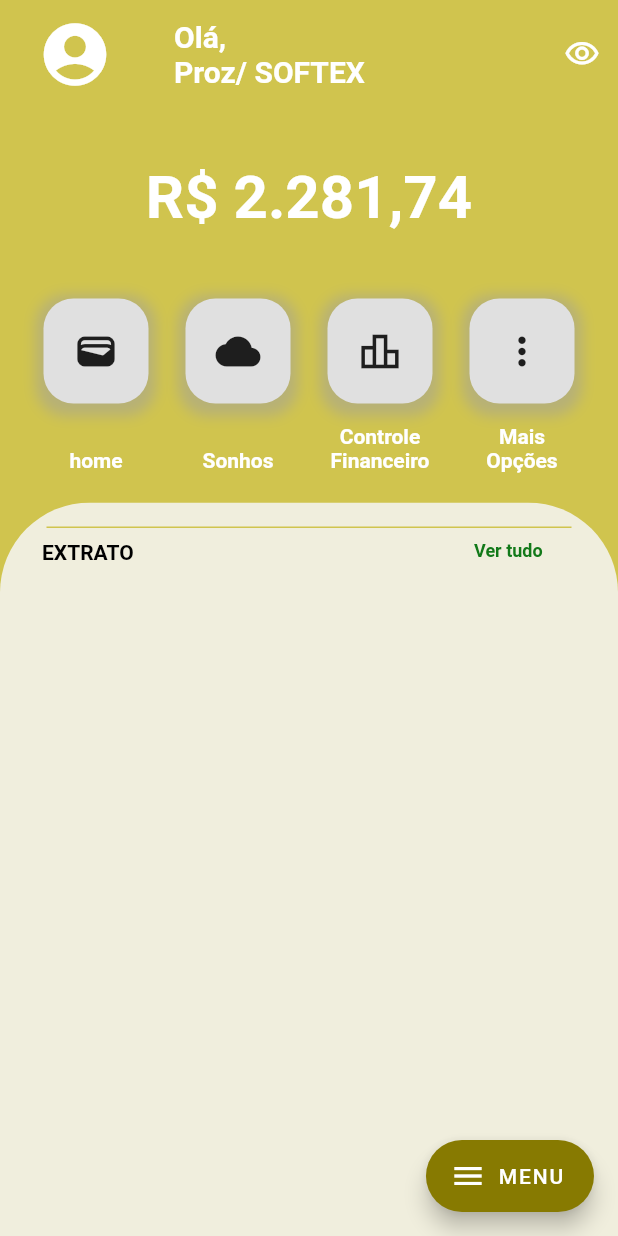
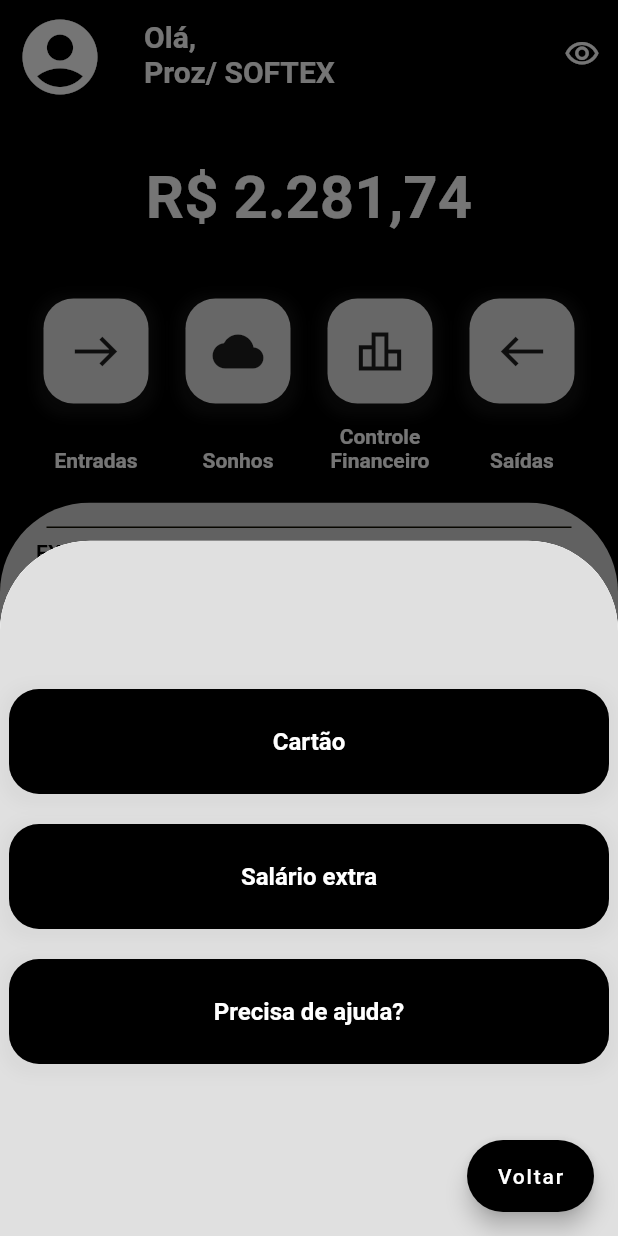
Before and after one commit to proz-tecnologia/PIT03GP01, a Flutter app: the screen it shows after launch, after a tap on "MENU", on a phone screen of 412 x 824 dp. Run offline on Flutter 3.47's test engine with Material 2 defaults, Android fonts, the phone set to English and light mode, and no system bars.

Commit message:
FAB MENU

```diff
--- a/lib/Util/routes.dart
+++ b/lib/Util/routes.dart
@@ -1,5 +1,3 @@
-import 'dart:js';
-
 import 'package:srminhaeiro/ui/pages/homePage/appBarConfig/initialPageBar.dart';
 
 getRoutes() {
--- /dev/null
+++ b/lib/ui/pages/homePage/appBarConfig/appBarPage.dart
@@ -0,0 +1,30 @@
+import 'package:flutter/material.dart';
+import 'package:srminhaeiro/widgets/TextsAndStrings.dart';
+
+class AppBarSliver extends StatelessWidget {
+  const AppBarSliver({
+    Key? key,
+  }) : super(key: key);
+
+  @override
+  Widget build(BuildContext context) {
+    return SliverAppBar(
+        elevation: 20,
+        leadingWidth: 80,
+        title: GeneralTexts.Home_page_title,
+        backgroundColor: Colors.black,
+        leading: const Icon(
+          Icons.account_circle,
+          color: Colors.white,
+          size: 60,
+        ),
+        expandedHeight: 100,
+        flexibleSpace: const FlexibleSpaceBar(),
+        actions: [
+          IconButton(
+              onPressed: () {}, icon: const Icon(Icons.visibility_outlined))
+        ],
+        actionsIconTheme:
+            const IconThemeData(color: Colors.white, opacity: 40));
+  }
+}
--- a/lib/ui/pages/homePage/appBarConfig/balanceValue.dart
+++ b/lib/ui/pages/homePage/appBarConfig/balanceValue.dart
@@ -7,10 +7,8 @@ class BalanceValue extends StatelessWidget {
   @override
   Widget build(BuildContext context) {
     return SliverToBoxAdapter(
-      child: Expanded(
-        child: SizedBox(
-          child: Center(child: GeneralTexts.money),
-        ),
+      child: SizedBox(
+        child: Center(child: GeneralTexts.money),
       ),
     );
   }
--- a/lib/ui/pages/homePage/appBarConfig/iconsList.dart
+++ b/lib/ui/pages/homePage/appBarConfig/iconsList.dart
@@ -19,15 +19,16 @@ class ButtonList extends StatelessWidget {
             mainAxisAlignment: MainAxisAlignment.spaceBetween,
             children: [
               FormatIconText(
-                  icon: Icons.wallet_rounded,
-                  text: GeneralTexts.home_page_deposito_icon),
+                icon: Icons.east,
+                text: GeneralTexts.home_page_deposito_icon,
+              ),
               FormatIconText(
                   icon: Icons.cloud, text: GeneralTexts.home_page_sonhos_icon),
               FormatIconText(
                   icon: Icons.leaderboard_outlined,
                   text: GeneralTexts.home_page_controle_icon),
               FormatIconText(
-                  icon: Icons.more_vert, text: GeneralTexts.home_page_mais),
+                  icon: Icons.west, text: GeneralTexts.home_page_mais),
             ],
           ),
         ),
--- a/lib/ui/pages/homePage/appBarConfig/iconsListsConfig.dart
+++ b/lib/ui/pages/homePage/appBarConfig/iconsListsConfig.dart
@@ -30,10 +30,10 @@ class FormatIconText extends StatelessWidget {
                       spreadRadius: 5,
                       blurRadius: 7,
                       offset: const Offset(0, 3),
-                      color: Colors.grey.withOpacity(0.5))
+                      color: Colors.grey.withOpacity(0.1))
                 ],
               ),
-              child: Icon(icon, size: 30),
+              child: IconButton(onPressed: () {}, icon: Icon(icon, size: 34)),
             ),
           ],
         ),
@@ -47,6 +47,7 @@ class FormatIconText extends StatelessWidget {
               text,
               textAlign: TextAlign.center,
               style: const TextStyle(
+                fontSize: 14,
                 color: Colors.white,
                 fontWeight: FontWeight.bold,
               ),
--- a/lib/ui/pages/homePage/appBarConfig/initialPageBar.dart
+++ b/lib/ui/pages/homePage/appBarConfig/initialPageBar.dart
@@ -1,4 +1,5 @@
 import 'package:flutter/material.dart';
+import 'package:srminhaeiro/ui/pages/homePage/appBarConfig/appBarPage.dart';
 import 'package:srminhaeiro/ui/pages/homePage/appBarConfig/balanceValue.dart';
 import 'package:srminhaeiro/ui/pages/homePage/appBarConfig/iconsList.dart';
 import 'package:srminhaeiro/ui/pages/menuPage/floatingMenu.dart';
@@ -14,34 +15,16 @@ class InicialPage extends StatelessWidget {
   @override
   Widget build(BuildContext context) {
     return Scaffold(
-      backgroundColor: Color(0xffd0c44e),
-      floatingActionButton: buildMenuButton(),
-      body: CustomScrollView(
+      backgroundColor: Colors.black,
+      floatingActionButton: buildMenuButton(context),
+      body: const CustomScrollView(
         slivers: [
-          const SpaceInBetween8px(),
-          SliverAppBar(
-              leadingWidth: 100,
-              title: GeneralTexts.Home_page_title,
-              floating: true,
-              backgroundColor: const Color(0xffd0c44e),
-              leading: const Icon(
-                Icons.account_circle,
-                color: Colors.white,
-                size: 50,
-              ),
-              expandedHeight: 100,
-              flexibleSpace: const FlexibleSpaceBar(),
-              actions: [
-                IconButton(
-                    onPressed: () {},
-                    icon: const Icon(Icons.visibility_outlined))
-              ],
-              actionsIconTheme:
-                  const IconThemeData(color: Colors.white, opacity: 40)),
-          const BalanceValue(),
-          const SpaceInBetween40px(),
-          const ButtonList(),
-          const HomePageBody(),
+          SpaceInBetween8px(),
+          AppBarSliver(),
+          BalanceValue(),
+          SpaceInBetween40px(),
+          ButtonList(),
+          HomePageBody(),
         ],
       ),
     );
--- a/lib/ui/pages/homePage/homePageBody.dart
+++ b/lib/ui/pages/homePage/homePageBody.dart
@@ -22,19 +22,22 @@ class HomePageBody extends StatelessWidget {
               child: Column(
                 children: [
                   Container(
-                    color: Color(0xffd0c44e),
+                    color: Color.fromARGB(255, 15, 14, 1),
                     height: 1,
                     width: 350,
                   ),
                   Padding(
-                    padding: const EdgeInsets.only(left: 12, top: 8),
+                    padding: const EdgeInsets.only(top: 8),
                     child: Row(
                       mainAxisAlignment: MainAxisAlignment.spaceBetween,
                       children: [
-                        SizedBox(
-                          width: 100,
-                          height: 50,
-                          child: GeneralTexts.extrato,
+                        Padding(
+                          padding: const EdgeInsets.only(left: 8.0),
+                          child: SizedBox(
+                            width: 100,
+                            height: 50,
+                            child: GeneralTexts.extrato,
+                          ),
                         ),
                         const SizedBox(
                           width: 170,
--- a/lib/ui/pages/menuPage/floatingMenu.dart
+++ b/lib/ui/pages/menuPage/floatingMenu.dart
@@ -1,10 +1,65 @@
 import 'package:flutter/material.dart';
+import 'package:srminhaeiro/ui/pages/menuPage/floatingMenuConfig.dart';
 
-Widget buildMenuButton() => FloatingActionButton.extended(
-      backgroundColor: const Color(0xff877A01),
+Widget buildMenuButton(BuildContext context) => FloatingActionButton.extended(
+      backgroundColor: Colors.black,
       label: const Text("MENU"),
       icon: const Icon(
         Icons.menu,
+        size: 30,
       ),
-      onPressed: () {},
+      onPressed: () {
+        showModalBottomSheet<void>(
+          shape: const RoundedRectangleBorder(
+            borderRadius: BorderRadius.vertical(
+              top: Radius.circular(60),
+            ),
+          ),
+          context: context,
+          builder: (BuildContext context) {
+            return ClipRRect(
+              borderRadius: const BorderRadius.only(
+                  topRight: Radius.circular(60), topLeft: Radius.circular(60)),
+              child: Scaffold(
+                floatingActionButton: FloatingActionButton.extended(
+                  backgroundColor: Colors.black,
+                  label: const Text(
+                    "Voltar",
+                    style: TextStyle(color: Colors.white),
+                  ),
+                  onPressed: () {
+                    Navigator.pop(context);
+                  },
+                ),
+                body: ClipRRect(
+                  borderRadius: const BorderRadius.only(
+                      topRight: Radius.circular(60),
+                      topLeft: Radius.circular(60)),
+                  child: Container(
+                    height: 500,
+                    color: Colors.grey.shade300,
+                    child: Center(
+                      child: Column(
+                        mainAxisAlignment: MainAxisAlignment.center,
+                        mainAxisSize: MainAxisSize.min,
+                        children: const <Widget>[
+                          FormatButtomMenu(
+                            text: "Cartão",
+                          ),
+                          FormatButtomMenu(
+                            text: "Salário extra",
+                          ),
+                          FormatButtomMenu(
+                            text: "Precisa de ajuda?",
+                          ),
+                        ],
+                      ),
+                    ),
+                  ),
+                ),
+              ),
+            );
+          },
+        );
+      },
     );
--- /dev/null
+++ b/lib/ui/pages/menuPage/floatingMenuConfig.dart
@@ -0,0 +1,63 @@
+import 'package:flutter/material.dart';
+
+class FormatButtomMenu extends StatelessWidget {
+  final String text;
+  final String? value;
+  const FormatButtomMenu({
+    Key? key,
+    required this.text,
+    this.value,
+  }) : super(key: key);
+
+  @override
+  Widget build(BuildContext context) {
+    return Column(
+      mainAxisAlignment: MainAxisAlignment.spaceBetween,
+      children: [
+        Padding(
+          padding: const EdgeInsets.only(bottom: 16.0),
+          child: Container(
+            margin: const EdgeInsets.all(2),
+            height: 70,
+            width: 400,
+            decoration: BoxDecoration(
+              borderRadius: BorderRadius.circular(20),
+              color: Colors.black,
+              boxShadow: [
+                BoxShadow(
+                    spreadRadius: 5,
+                    blurRadius: 7,
+                    offset: const Offset(0, 3),
+                    color: Colors.grey.withOpacity(0.1))
+              ],
+            ),
+            child: ClipRRect(
+              borderRadius: BorderRadius.circular(20),
+              child: SizedBox(
+                height: 70,
+                width: 400,
+                child: OutlinedButton(
+                  style: OutlinedButton.styleFrom(
+                    foregroundColor: Colors.black,
+                  ),
+                  onPressed: () {},
+                  child: Center(
+                    child: Text(
+                      text,
+                      textAlign: TextAlign.center,
+                      style: const TextStyle(
+                        color: Colors.white,
+                        fontWeight: FontWeight.bold,
+                        fontSize: 16,
+                      ),
+                    ),
+                  ),
+                ),
+              ),
+            ),
+          ),
+        ),
+      ],
+    );
+  }
+}
--- a/lib/widgets/TextsAndStrings.dart
+++ b/lib/widgets/TextsAndStrings.dart
@@ -17,8 +17,8 @@ class GeneralTexts {
     style: TextStyle(
         color: Colors.white, fontSize: 40, fontWeight: FontWeight.bold),
   );
-  static String home_page_mais = "Mais\nOpções";
-  static String home_page_deposito_icon = "home";
+  static String home_page_mais = "Saídas";
+  static String home_page_deposito_icon = "Entradas";
   static String home_page_sonhos_icon = "Sonhos";
   static String home_page_controle_icon = "Controle\nFinanceiro";
   // APP BAR REGION ENDS
```
